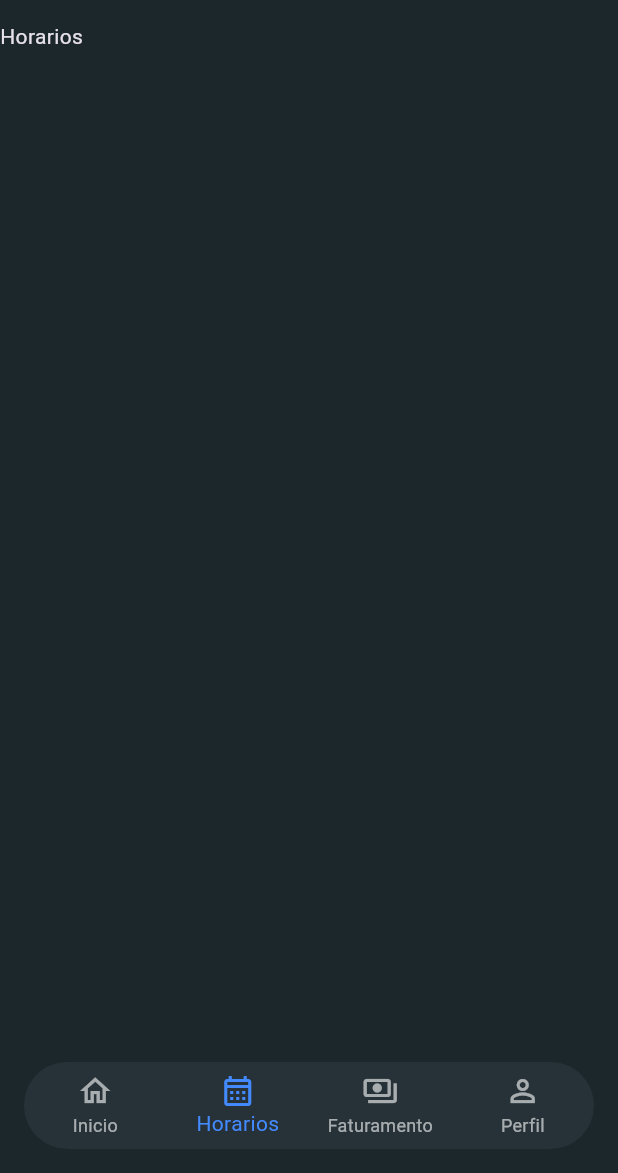
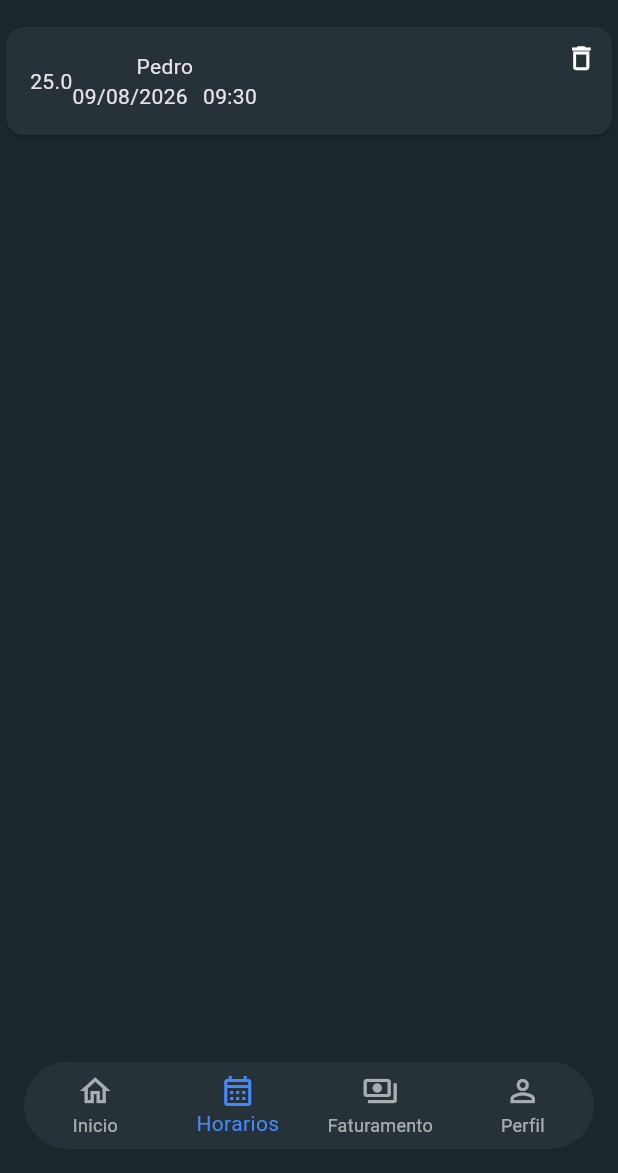
Before and after one commit to pedro-icaro/Agendify, a Flutter app: the screen it shows after launch, item 2 of the bottom bar chosen, on a phone screen of 412 x 824 dp, the part 63-1236 px from its top. Run offline on Flutter 3.47's test engine with Material 3 defaults, Android fonts, the light colour scheme and no system bars.

Commit message:
feat: adicionado card de horario(falta o style)

```diff
--- /dev/null
+++ b/lib/components/cliente_card.dart
@@ -0,0 +1,56 @@
+import 'package:agendify/models/clientes_models.dart';
+import 'package:flutter/material.dart';
+
+class ClienteCard extends StatelessWidget {
+  final ClientesModels clientesModelo;
+  ClienteCard({required this.clientesModelo, super.key});
+
+  @override
+  Widget build(BuildContext context) {
+    final dataFormatada =
+        "${clientesModelo.data.day.toString().padLeft(2, '0')}/${clientesModelo.data.month.toString().padLeft(2, '0')}/${clientesModelo.data.year}";
+    final horarioFormatado =
+        "${clientesModelo.horario.hour.toString().padLeft(2, '0')}:${clientesModelo.horario.minute.toString().padLeft(2, '0')}";
+
+    return SizedBox(
+      child: Card(
+        margin: EdgeInsets.all(0),
+        surfaceTintColor: Colors.transparent,
+        shadowColor: Colors.transparent,
+        elevation: 0,
+        color: Colors.blueGrey[900],
+        child: Stack(
+          children: [
+            Padding(
+              padding: const EdgeInsets.all(16.0),
+              child: Row(
+                children: [
+                  Container(child: Text("${clientesModelo.valor}")),
+                  Column(
+                    children: [
+                      Text(clientesModelo.nome),
+                      Row(
+                        children: [
+                          Text(dataFormatada),
+                          SizedBox(width: 10),
+                          Text(horarioFormatado),
+                        ],
+                      ),
+                    ],
+                  ),
+                ],
+              ),
+            ),
+            Align(
+              alignment: Alignment.topRight,
+              child: Padding(
+                padding: EdgeInsetsGeometry.only(right: 10, top: 10),
+                child: Icon(Icons.delete_outline, size: 21),
+              ),
+            ),
+          ],
+        ),
+      ),
+    );
+  }
+}
--- /dev/null
+++ b/lib/models/clientes_models.dart
@@ -0,0 +1,17 @@
+import 'package:flutter/material.dart';
+
+class ClientesModels {
+  final int? id;
+  final String nome;
+  final DateTime data;
+  final TimeOfDay horario;
+  final double valor;
+
+  ClientesModels({
+    this.id,
+    required this.nome,
+    required this.data,
+    required this.horario,
+    required this.valor,
+  });
+}
--- a/lib/pages/horarios_page.dart
+++ b/lib/pages/horarios_page.dart
@@ -1,3 +1,5 @@
+import 'package:agendify/components/cliente_card.dart';
+import 'package:agendify/models/clientes_models.dart';
 import 'package:flutter/material.dart';
 
 class HorariosPage extends StatefulWidget {
@@ -8,8 +10,16 @@ class HorariosPage extends StatefulWidget {
 }
 
 class _HorariosPageState extends State<HorariosPage> {
+  final List<ClientesModels> listaUsuarios = [
+    ClientesModels(
+      nome: "Pedro",
+      data: DateTime(2026, 08, 09),
+      horario: TimeOfDay(hour: 9, minute: 30),
+      valor: 25.00,
+    ),
+  ];
   @override
   Widget build(BuildContext context) {
-    return Scaffold(body: Text("Horarios"),);
+    return Scaffold(body: Column(children: [Card(child: ClienteCard(clientesModelo: listaUsuarios[0]),)]));
   }
 }
```
